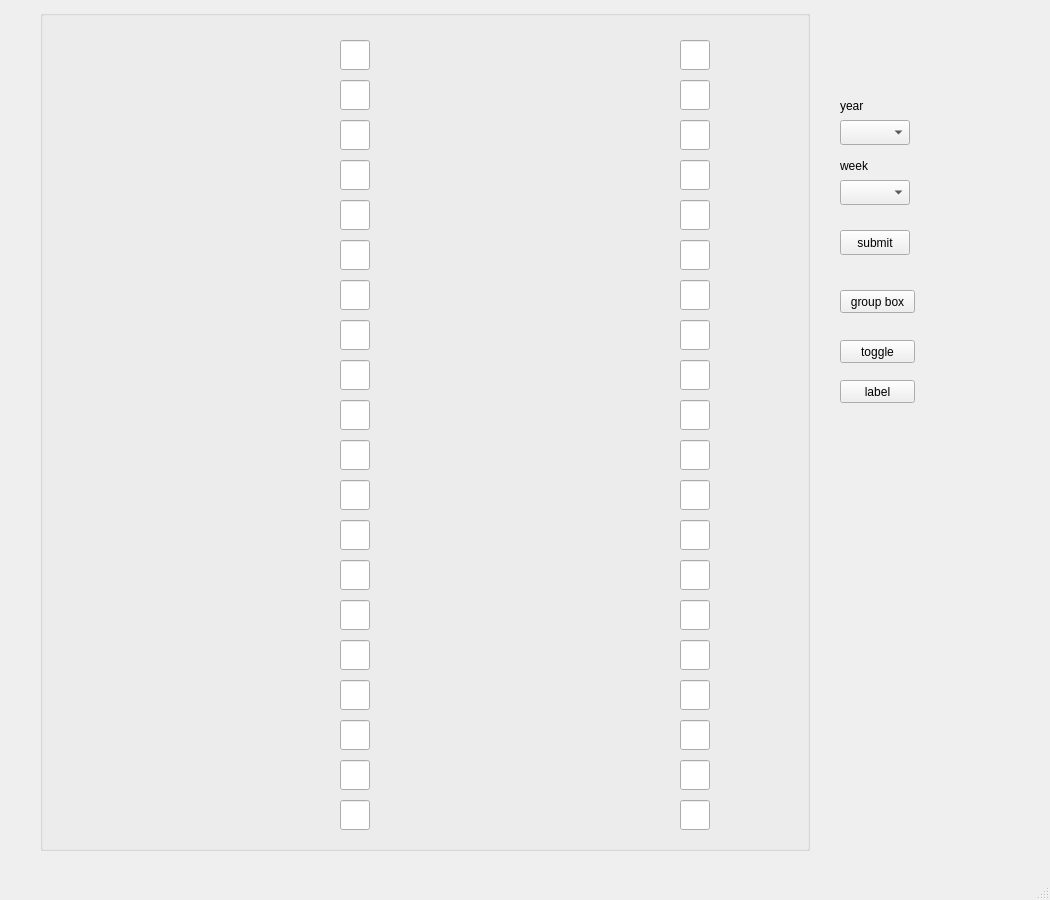
midnighter67/NFLPicks, file nfl_picks.ui: the form before one commit.
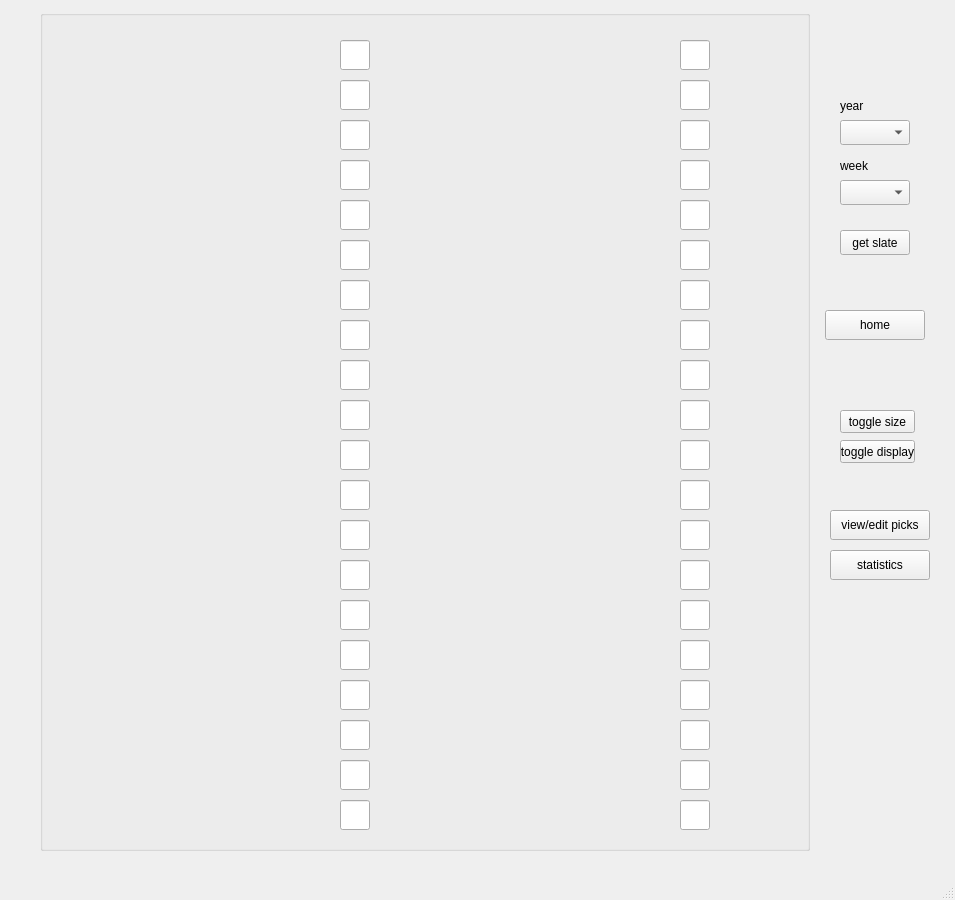
The form after the commit.

Commit message: added home screen and home button

```diff
--- a/nfl_picks.ui
+++ b/nfl_picks.ui
@@ -6,7 +6,7 @@
    <rect>
     <x>0</x>
     <y>0</y>
-    <width>1050</width>
+    <width>955</width>
     <height>900</height>
    </rect>
   </property>
@@ -27,7 +27,7 @@
      </rect>
     </property>
     <property name="text">
-     <string>submit</string>
+     <string>get slate</string>
     </property>
    </widget>
    <widget class="QComboBox" name="year">
@@ -3111,39 +3111,65 @@
     <property name="geometry">
      <rect>
       <x>840</x>
-      <y>290</y>
+      <y>410</y>
       <width>75</width>
       <height>23</height>
      </rect>
     </property>
     <property name="text">
-     <string>group box</string>
+     <string>toggle size</string>
     </property>
    </widget>
    <widget class="QPushButton" name="toggleText">
     <property name="geometry">
      <rect>
       <x>840</x>
-      <y>340</y>
+      <y>440</y>
       <width>75</width>
       <height>23</height>
      </rect>
     </property>
     <property name="text">
-     <string>toggle</string>
+     <string>toggle display</string>
     </property>
    </widget>
    <widget class="QPushButton" name="labelButton">
     <property name="geometry">
      <rect>
-      <x>840</x>
-      <y>380</y>
-      <width>75</width>
-      <height>23</height>
+      <x>830</x>
+      <y>510</y>
+      <width>100</width>
+      <height>30</height>
      </rect>
     </property>
     <property name="text">
-     <string>label</string>
+     <string>view/edit picks</string>
+    </property>
+   </widget>
+   <widget class="QPushButton" name="statsButton">
+    <property name="geometry">
+     <rect>
+      <x>830</x>
+      <y>550</y>
+      <width>100</width>
+      <height>30</height>
+     </rect>
+    </property>
+    <property name="text">
+     <string>statistics</string>
+    </property>
+   </widget>
+   <widget class="QPushButton" name="homeButton">
+    <property name="geometry">
+     <rect>
+      <x>825</x>
+      <y>310</y>
+      <width>100</width>
+      <height>30</height>
+     </rect>
+    </property>
+    <property name="text">
+     <string>home</string>
     </property>
    </widget>
   </widget>
```
Left out of the diff: 10 changed lines with no effect on the pictures. The commit also changes 2 other files.
